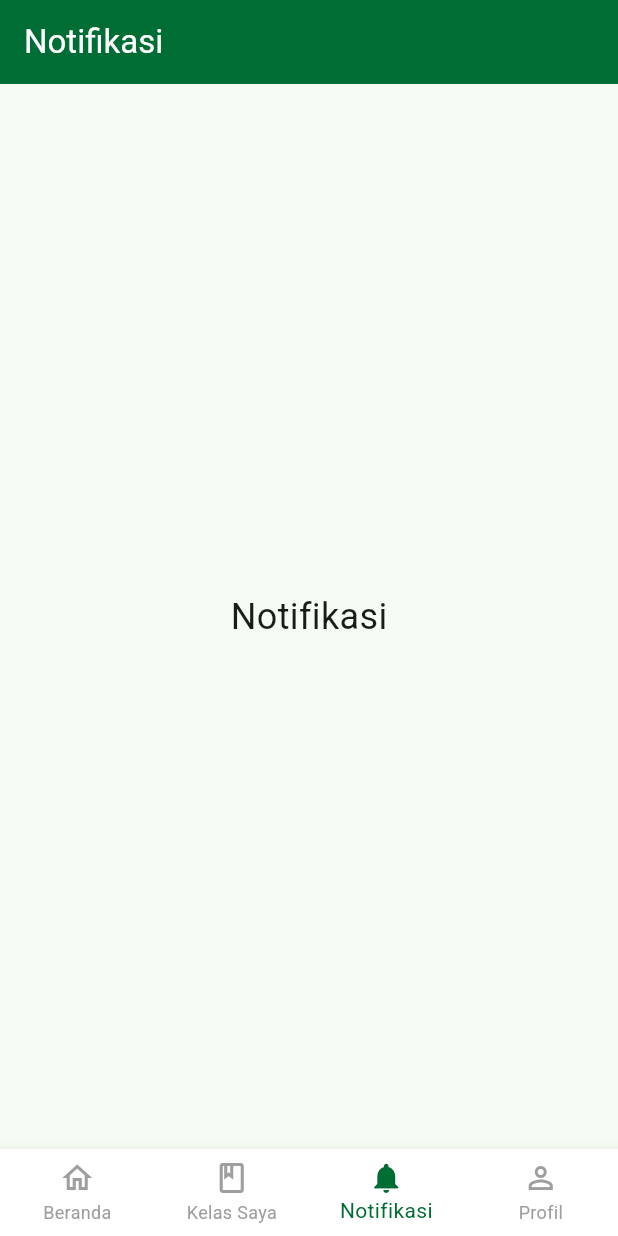
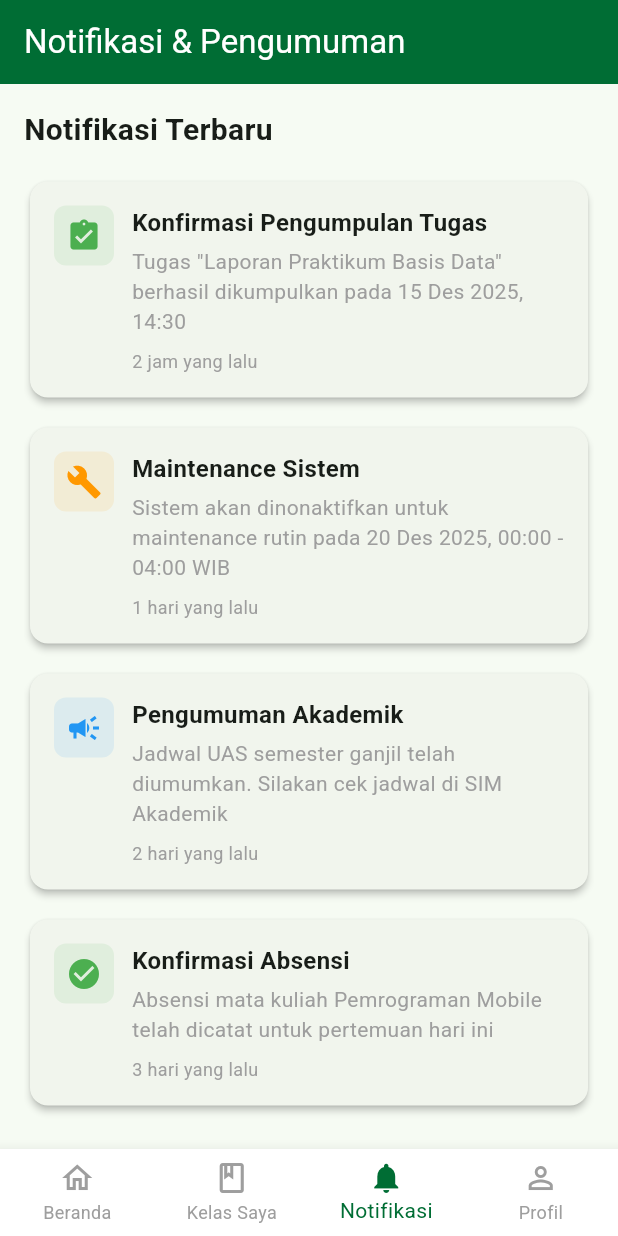
Before and after one commit to rinimaulia09/apk_uimlms, a Flutter app: the screen it shows after launch, item 3 of the bottom bar chosen, on a phone screen of 412 x 824 dp. Run offline on Flutter 3.47's test engine with Material 3 defaults, Android fonts, the phone set to English and light mode, and no system bars.

Commit message:
menambahkan konten untuk halaman notifikasi

```diff
--- a/lib/screens/notifications_screen.dart
+++ b/lib/screens/notifications_screen.dart
@@ -7,12 +7,129 @@ class NotificationsScreen extends StatelessWidget {
   Widget build(BuildContext context) {
     return Scaffold(
       appBar: AppBar(
-        title: const Text('Notifikasi'),
+        title: const Text('Notifikasi & Pengumuman'),
         backgroundColor: const Color(0xFF006D34), // UIM Green
         foregroundColor: Colors.white,
       ),
-      body: const Center(
-        child: Text('Notifikasi', style: TextStyle(fontSize: 24)),
+      body: Padding(
+        padding: const EdgeInsets.all(16.0),
+        child: Column(
+          crossAxisAlignment: CrossAxisAlignment.start,
+          children: [
+            const Text(
+              'Notifikasi Terbaru',
+              style: TextStyle(fontSize: 20, fontWeight: FontWeight.bold),
+            ),
+            const SizedBox(height: 16),
+            Expanded(
+              child: ListView(
+                children: [
+                  _buildNotificationCard(
+                    'Konfirmasi Pengumpulan Tugas',
+                    'Tugas "Laporan Praktikum Basis Data" berhasil dikumpulkan pada 15 Des 2025, 14:30',
+                    '2 jam yang lalu',
+                    Icons.assignment_turned_in,
+                    Colors.green,
+                  ),
+                  const SizedBox(height: 12),
+                  _buildNotificationCard(
+                    'Maintenance Sistem',
+                    'Sistem akan dinonaktifkan untuk maintenance rutin pada 20 Des 2025, 00:00 - 04:00 WIB',
+                    '1 hari yang lalu',
+                    Icons.build,
+                    Colors.orange,
+                  ),
+                  const SizedBox(height: 12),
+                  _buildNotificationCard(
+                    'Pengumuman Akademik',
+                    'Jadwal UAS semester ganjil telah diumumkan. Silakan cek jadwal di SIM Akademik',
+                    '2 hari yang lalu',
+                    Icons.campaign,
+                    Colors.blue,
+                  ),
+                  const SizedBox(height: 12),
+                  _buildNotificationCard(
+                    'Konfirmasi Absensi',
+                    'Absensi mata kuliah Pemrograman Mobile telah dicatat untuk pertemuan hari ini',
+                    '3 hari yang lalu',
+                    Icons.check_circle,
+                    Colors.green,
+                  ),
+                  const SizedBox(height: 12),
+                  _buildNotificationCard(
+                    'Pengumuman CeLOE',
+                    'Tutorial penggunaan fitur baru di CeLOE tersedia di halaman bantuan',
+                    '5 hari yang lalu',
+                    Icons.info,
+                    Colors.blue,
+                  ),
+                  const SizedBox(height: 12),
+                  _buildNotificationCard(
+                    'Batas Pengumpulan Tugas',
+                    'Ingat! Batas pengumpulan tugas Pemrograman Mobile adalah besok pukul 23:59',
+                    '1 minggu yang lalu',
+                    Icons.warning,
+                    Colors.red,
+                  ),
+                ],
+              ),
+            ),
+          ],
+        ),
+      ),
+    );
+  }
+
+  Widget _buildNotificationCard(
+    String title,
+    String content,
+    String timestamp,
+    IconData icon,
+    Color iconColor,
+  ) {
+    return Card(
+      elevation: 2,
+      shape: RoundedRectangleBorder(borderRadius: BorderRadius.circular(12)),
+      child: Padding(
+        padding: const EdgeInsets.all(16.0),
+        child: Row(
+          crossAxisAlignment: CrossAxisAlignment.start,
+          children: [
+            Container(
+              padding: const EdgeInsets.all(8),
+              decoration: BoxDecoration(
+                color: iconColor.withOpacity(0.1),
+                borderRadius: BorderRadius.circular(8),
+              ),
+              child: Icon(icon, color: iconColor, size: 24),
+            ),
+            const SizedBox(width: 12),
+            Expanded(
+              child: Column(
+                crossAxisAlignment: CrossAxisAlignment.start,
+                children: [
+                  Text(
+                    title,
+                    style: const TextStyle(
+                      fontSize: 16,
+                      fontWeight: FontWeight.bold,
+                    ),
+                  ),
+                  const SizedBox(height: 4),
+                  Text(
+                    content,
+                    style: const TextStyle(fontSize: 14, color: Colors.grey),
+                  ),
+                  const SizedBox(height: 8),
+                  Text(
+                    timestamp,
+                    style: const TextStyle(fontSize: 12, color: Colors.grey),
+                  ),
+                ],
+              ),
+            ),
+          ],
+        ),
       ),
     );
   }
```
